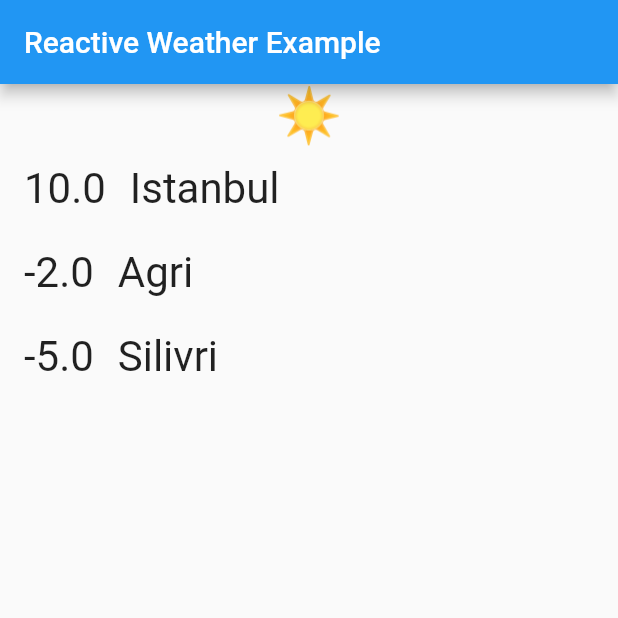
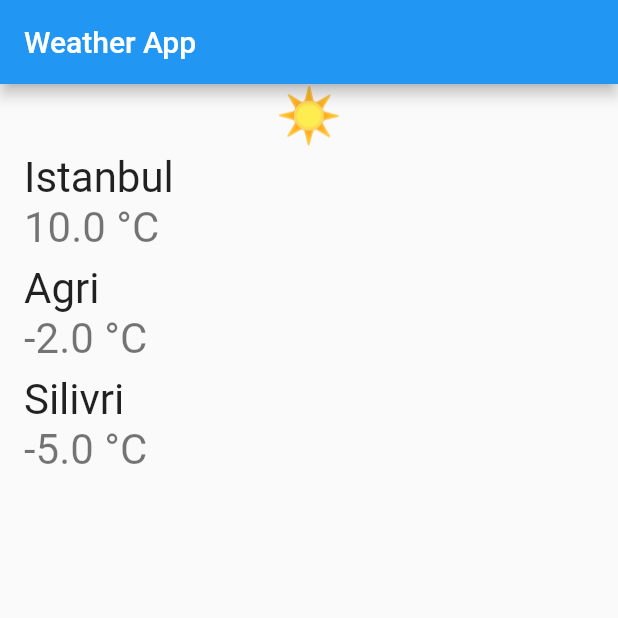
Before and after one commit to berkayismus/weather_bloc, a Flutter app: the screen it shows after launch, on a phone screen of 412 x 824 dp, the top half of it. Run offline on Flutter 3.47's test engine with Material 2 defaults, Android fonts, the phone set to English and light mode, and no system bars; our stand-ins replace equatable, flutter_bloc.

Commit message:
update weather screen

```diff
--- a/lib/features/weather/presentation/widgets/weather_list.dart
+++ b/lib/features/weather/presentation/widgets/weather_list.dart
@@ -20,12 +20,12 @@ class WeatherList extends StatelessWidget {
             itemCount: state.weathers.length,
             itemBuilder: (BuildContext context, int index) {
               return ListTile(
-                leading: Text(
-                  state.weathers[index].degree.toString(),
+                title: Text(
+                  state.weathers[index].name,
                   style: const TextStyle(fontSize: 28),
                 ),
-                title: Text(
-                  state.weathers[index].name,
+                subtitle: Text(
+                  '${state.weathers[index].degree} °C',
                   style: const TextStyle(fontSize: 28),
                 ),
                 trailing: state.weathers[index] == state.selected
--- a/lib/features/weather/presentation/widgets/weather_screen.dart
+++ b/lib/features/weather/presentation/widgets/weather_screen.dart
@@ -51,7 +51,7 @@ class _Body extends StatelessWidget {
   Widget build(BuildContext context) {
     return Scaffold(
       appBar: AppBar(
-        title: const Text('Reactive Weather Example'),
+        title: const Text('Weather App'),
       ),
       body: Column(
         children: const [
```
